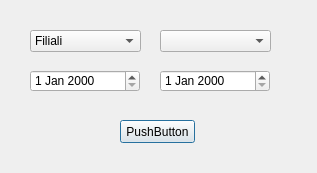
Before: the Qt Designer form OvergateExportApp.ui in memoryleak07/OvergateExportApp, drawn with Qt 5.
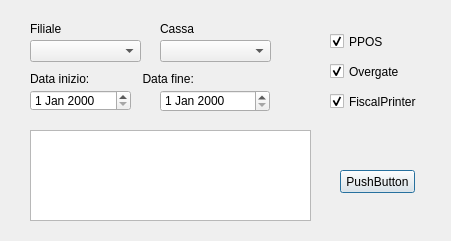
After: the same form once the commit is applied.

Diff of the .ui file:
```diff
--- a/OvergateExportApp.ui
+++ b/OvergateExportApp.ui
@@ -12,8 +12,8 @@
    <rect>
     <x>0</x>
     <y>0</y>
-    <width>317</width>
-    <height>173</height>
+    <width>451</width>
+    <height>241</height>
    </rect>
   </property>
   <property name="sizePolicy">
@@ -24,14 +24,14 @@
   </property>
   <property name="minimumSize">
    <size>
-    <width>317</width>
-    <height>173</height>
+    <width>451</width>
+    <height>241</height>
    </size>
   </property>
   <property name="maximumSize">
    <size>
-    <width>317</width>
-    <height>173</height>
+    <width>451</width>
+    <height>241</height>
    </size>
   </property>
   <property name="windowTitle">
@@ -47,9 +47,9 @@
    <property name="geometry">
     <rect>
      <x>30</x>
-     <y>70</y>
-     <width>110</width>
-     <height>22</height>
+     <y>90</y>
+     <width>101</width>
+     <height>21</height>
     </rect>
    </property>
   </widget>
@@ -57,7 +57,7 @@
    <property name="geometry">
     <rect>
      <x>160</x>
-     <y>30</y>
+     <y>40</y>
      <width>111</width>
      <height>22</height>
     </rect>
@@ -67,82 +67,17 @@
    <property name="geometry">
     <rect>
      <x>30</x>
-     <y>30</y>
+     <y>40</y>
      <width>111</width>
      <height>22</height>
     </rect>
    </property>
-   <item>
-    <property name="text">
-     <string>Filiali</string>
-    </property>
-   </item>
-   <item>
-    <property name="text">
-     <string>Fil.01</string>
-    </property>
-   </item>
-   <item>
-    <property name="text">
-     <string>Fil.02</string>
-    </property>
-   </item>
-   <item>
-    <property name="text">
-     <string>Fil.04</string>
-    </property>
-   </item>
-   <item>
-    <property name="text">
-     <string>Fil.05</string>
-    </property>
-   </item>
-   <item>
-    <property name="text">
-     <string>Fil.06</string>
-    </property>
-   </item>
-   <item>
-    <property name="text">
-     <string>Fil.08</string>
-    </property>
-   </item>
-   <item>
-    <property name="text">
-     <string>Fil.10</string>
-    </property>
-   </item>
-   <item>
-    <property name="text">
-     <string>Fil.15</string>
-    </property>
-   </item>
-   <item>
-    <property name="text">
-     <string>Fil.17</string>
-    </property>
-   </item>
-   <item>
-    <property name="text">
-     <string>Fil.19</string>
-    </property>
-   </item>
-   <item>
-    <property name="text">
-     <string>Fil.20</string>
-    </property>
-   </item>
-   <item>
-    <property name="text">
-     <string>Fil.21</string>
-    </property>
-   </item>
   </widget>
   <widget class="QDateEdit" name="dateEditTo">
    <property name="geometry">
     <rect>
      <x>160</x>
-     <y>70</y>
+     <y>90</y>
      <width>110</width>
      <height>22</height>
     </rect>
@@ -151,8 +86,8 @@
   <widget class="QPushButton" name="pushButton">
    <property name="geometry">
     <rect>
-     <x>120</x>
-     <y>120</y>
+     <x>340</x>
+     <y>170</y>
      <width>75</width>
      <height>23</height>
     </rect>
@@ -161,6 +96,103 @@
     <string>PushButton</string>
    </property>
   </widget>
+  <widget class="QCheckBox" name="checkBox_PPOS">
+   <property name="geometry">
+    <rect>
+     <x>330</x>
+     <y>30</y>
+     <width>92</width>
+     <height>23</height>
+    </rect>
+   </property>
+   <property name="text">
+    <string>PPOS</string>
+   </property>
+   <property name="checked">
+    <bool>true</bool>
+   </property>
+  </widget>
+  <widget class="QCheckBox" name="checkBox_OVG">
+   <property name="geometry">
+    <rect>
+     <x>330</x>
+     <y>60</y>
+     <width>92</width>
+     <height>23</height>
+    </rect>
+   </property>
+   <property name="text">
+    <string>Overgate</string>
+   </property>
+   <property name="checked">
+    <bool>true</bool>
+   </property>
+  </widget>
+  <widget class="QCheckBox" name="checkBox_RTF">
+   <property name="geometry">
+    <rect>
+     <x>330</x>
+     <y>90</y>
+     <width>111</width>
+     <height>23</height>
+    </rect>
+   </property>
+   <property name="text">
+    <string>FiscalPrinter</string>
+   </property>
+   <property name="checked">
+    <bool>true</bool>
+   </property>
+  </widget>
+  <widget class="QTextEdit" name="textEdit_OUT">
+   <property name="geometry">
+    <rect>
+     <x>30</x>
+     <y>130</y>
+     <width>281</width>
+     <height>91</height>
+    </rect>
+   </property>
+  </widget>
+  <widget class="QLabel" name="label_Fil">
+   <property name="geometry">
+    <rect>
+     <x>30</x>
+     <y>20</y>
+     <width>67</width>
+     <height>17</height>
+    </rect>
+   </property>
+   <property name="text">
+    <string>Filiale</string>
+   </property>
+  </widget>
+  <widget class="QLabel" name="label_Cassa">
+   <property name="geometry">
+    <rect>
+     <x>160</x>
+     <y>20</y>
+     <width>67</width>
+     <height>17</height>
+    </rect>
+   </property>
+   <property name="text">
+    <string>Cassa</string>
+   </property>
+  </widget>
+  <widget class="QLabel" name="label_Date">
+   <property name="geometry">
+    <rect>
+     <x>30</x>
+     <y>70</y>
+     <width>241</width>
+     <height>17</height>
+    </rect>
+   </property>
+   <property name="text">
+    <string>Data inizio:                Data fine:</string>
+   </property>
+  </widget>
  </widget>
  <resources/>
  <connections/>
```
Left out of the diff: 4 changed lines with no effect on the pictures.
